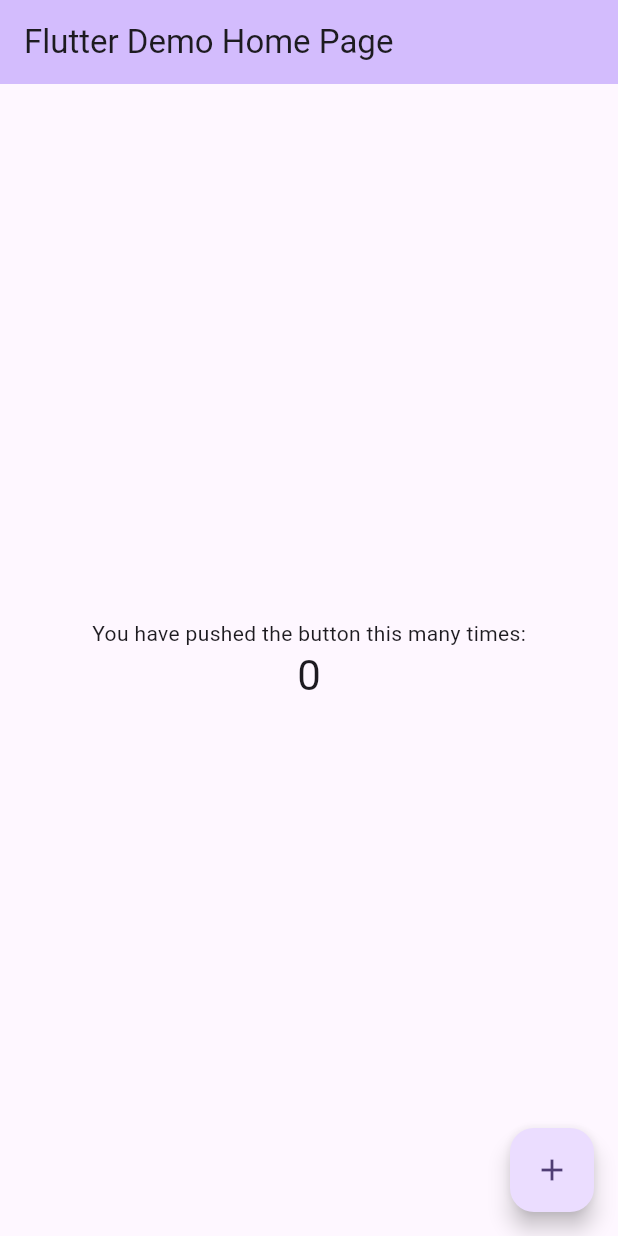
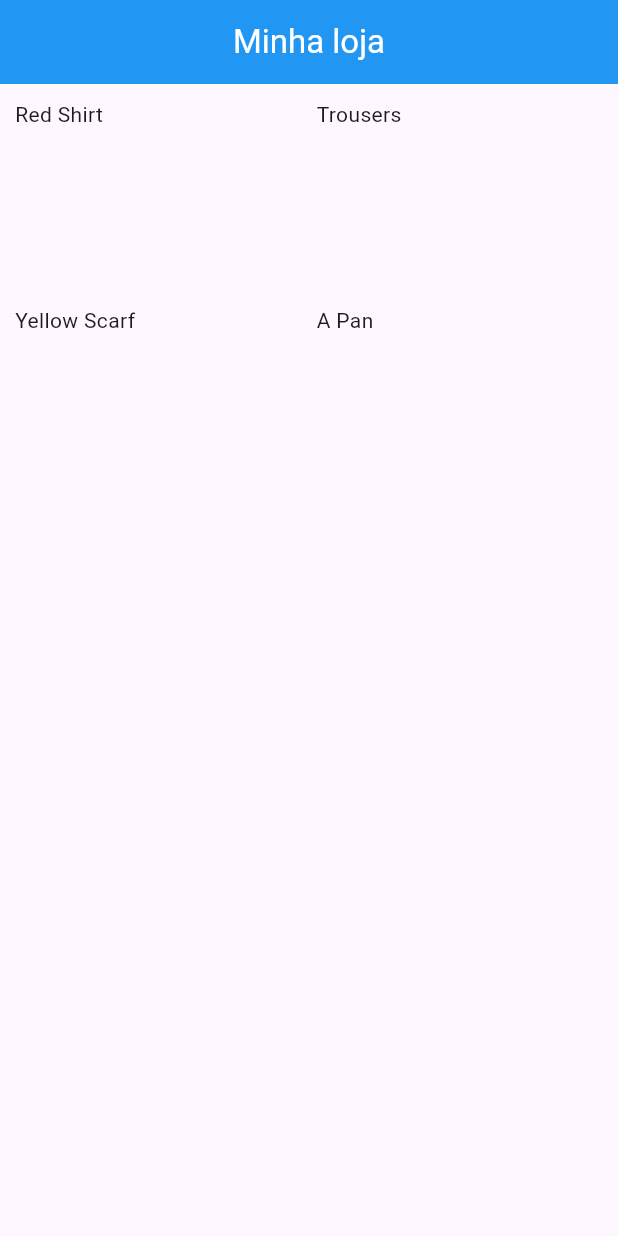
Before and after one commit to CaioLCM/AppDeCompras-Flutter, a Flutter app: the screen it shows after launch, on a phone screen of 412 x 824 dp. Run offline on Flutter 3.47's test engine with Material 3 defaults, Android fonts, the phone set to English and light mode, and no system bars.

Commit message:
Criei o grid de produtos

```diff
--- /dev/null
+++ b/lib/data/dummy_data.dart
@@ -0,0 +1,36 @@
+import 'package:semana6_7/models/product.dart';
+
+final dummy_products = [
+    Product(
+      id: 'p1',
+      title: 'Red Shirt',
+      description: 'A red shirt - it is pretty red!',
+      price: 29.99,
+      imageUrl:
+          'https://cdn.pixabay.com/photo/2016/10/02/22/17/red-t-shirt-1710578_1280.jpg',
+    ),
+    Product(
+      id: 'p2',
+      title: 'Trousers',
+      description: 'A nice pair of trousers.',
+      price: 59.99,
+      imageUrl:
+          'https://upload.wikimedia.org/wikipedia/commons/thumb/e/e8/Trousers%2C_dress_%28AM_1960.022-8%29.jpg/512px-Trousers%2C_dress_%28AM_1960.022-8%29.jpg',
+    ),
+    Product(
+      id: 'p3',
+      title: 'Yellow Scarf',
+      description: 'Warm and cozy - exactly what you need for the winter.',
+      price: 19.99,
+      imageUrl:
+          'https://live.staticflickr.com/4043/4438260868_cc79b3369d_z.jpg',
+    ),
+    Product(
+      id: 'p4',
+      title: 'A Pan',
+      description: 'Prepare any meal you want.',
+      price: 49.99,
+      imageUrl:
+          'https://upload.wikimedia.org/wikipedia/commons/thumb/1/14/Cast-Iron-Pan.jpg/1024px-Cast-Iron-Pan.jpg',
+    ),
+  ];
--- a/lib/main.dart
+++ b/lib/main.dart
@@ -1,4 +1,5 @@
 import 'package:flutter/material.dart';
+import 'package:semana6_7/pages/products_overview_page.dart';
 
 void main() {
   runApp(const MyApp());
@@ -13,110 +14,11 @@ class MyApp extends StatelessWidget {
     return MaterialApp(
       title: 'Flutter Demo',
       theme: ThemeData(
-        // This is the theme of your application.
-        //
-        // TRY THIS: Try running your application with "flutter run". You'll see
-        // the application has a purple toolbar. Then, without quitting the app,
-        // try changing the seedColor in the colorScheme below to Colors.green
-        // and then invoke "hot reload" (save your changes or press the "hot
-        // reload" button in a Flutter-supported IDE, or press "r" if you used
-        // the command line to start the app).
-        //
-        // Notice that the counter didn't reset back to zero; the application
-        // state is not lost during the reload. To reset the state, use hot
-        // restart instead.
-        //
-        // This works for code too, not just values: Most code changes can be
-        // tested with just a hot reload.
-        colorScheme: ColorScheme.fromSeed(seedColor: Colors.deepPurple),
+        primaryColor: Colors.blue,
+        primarySwatch: Colors.blue
       ),
-      home: const MyHomePage(title: 'Flutter Demo Home Page'),
+      home: ProductsOverviewPage(),
+      debugShowCheckedModeBanner: false,
     );
   }
 }
-
-class MyHomePage extends StatefulWidget {
-  const MyHomePage({super.key, required this.title});
-
-  // This widget is the home page of your application. It is stateful, meaning
-  // that it has a State object (defined below) that contains fields that affect
-  // how it looks.
-
-  // This class is the configuration for the state. It holds the values (in this
-  // case the title) provided by the parent (in this case the App widget) and
-  // used by the build method of the State. Fields in a Widget subclass are
-  // always marked "final".
-
-  final String title;
-
-  @override
-  State<MyHomePage> createState() => _MyHomePageState();
-}
-
-class _MyHomePageState extends State<MyHomePage> {
-  int _counter = 0;
-
-  void _incrementCounter() {
-    setState(() {
-      // This call to setState tells the Flutter framework that something has
-      // changed in this State, which causes it to rerun the build method below
-      // so that the display can reflect the updated values. If we changed
-      // _counter without calling setState(), then the build method would not be
-      // called again, and so nothing would appear to happen.
-      _counter++;
-    });
-  }
-
-  @override
-  Widget build(BuildContext context) {
-    // This method is rerun every time setState is called, for instance as done
-    // by the _incrementCounter method above.
-    //
-    // The Flutter framework has been optimized to make rerunning build methods
-    // fast, so that you can just rebuild anything that needs updating rather
-    // than having to individually change instances of widgets.
-    return Scaffold(
-      appBar: AppBar(
-        // TRY THIS: Try changing the color here to a specific color (to
-        // Colors.amber, perhaps?) and trigger a hot reload to see the AppBar
-        // change color while the other colors stay the same.
-        backgroundColor: Theme.of(context).colorScheme.inversePrimary,
-        // Here we take the value from the MyHomePage object that was created by
-        // the App.build method, and use it to set our appbar title.
-        title: Text(widget.title),
-      ),
-      body: Center(
-        // Center is a layout widget. It takes a single child and positions it
-        // in the middle of the parent.
-        child: Column(
-          // Column is also a layout widget. It takes a list of children and
-          // arranges them vertically. By default, it sizes itself to fit its
-          // children horizontally, and tries to be as tall as its parent.
-          //
-          // Column has various properties to control how it sizes itself and
-          // how it positions its children. Here we use mainAxisAlignment to
-          // center the children vertically; the main axis here is the vertical
-          // axis because Columns are vertical (the cross axis would be
-          // horizontal).
-          //
-          // TRY THIS: Invoke "debug painting" (choose the "Toggle Debug Paint"
-          // action in the IDE, or press "p" in the console), to see the
-          // wireframe for each widget.
-          mainAxisAlignment: MainAxisAlignment.center,
-          children: <Widget>[
-            const Text('You have pushed the button this many times:'),
-            Text(
-              '$_counter',
-              style: Theme.of(context).textTheme.headlineMedium,
-            ),
-          ],
-        ),
-      ),
-      floatingActionButton: FloatingActionButton(
-        onPressed: _incrementCounter,
-        tooltip: 'Increment',
-        child: const Icon(Icons.add),
-      ), // This trailing comma makes auto-formatting nicer for build methods.
-    );
-  }
-}
--- /dev/null
+++ b/lib/pages/products_overview_page.dart
@@ -0,0 +1,29 @@
+import 'package:flutter/material.dart';
+import 'package:semana6_7/models/product.dart';
+import 'package:semana6_7/data/dummy_data.dart';
+
+class ProductsOverviewPage extends StatelessWidget {
+  final List<Product> loadedProducts = dummy_products;
+
+  @override
+  Widget build(BuildContext context) {
+    return Scaffold(
+      appBar: AppBar(
+        backgroundColor: Theme.of(context).primaryColor,
+        title: Center(child: Text("Minha loja", style: TextStyle(color: Colors.white),)),
+      ),
+      body: Padding(
+        padding: const EdgeInsets.all(10.0),
+        child: GridView.builder(
+          itemCount: loadedProducts.length,
+          itemBuilder: (ctx, i) => Text(loadedProducts[i].title),
+          gridDelegate: SliverGridDelegateWithFixedCrossAxisCount(
+            crossAxisCount: 2,
+            childAspectRatio: 3/2,
+            crossAxisSpacing: 10,
+            mainAxisSpacing: 10
+          )),
+      ),
+    );
+  }
+}
```
